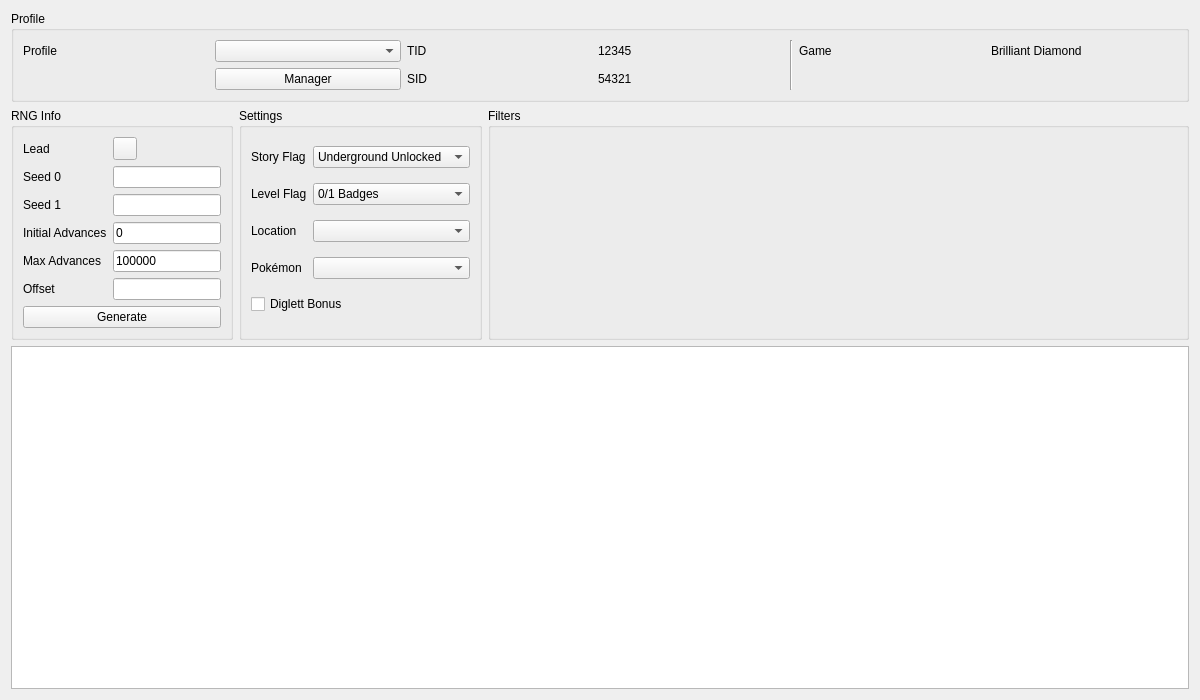
Above: Form/Gen8/Underground.ui from Admiral-Fish/PokeFinder before the change. Below: the same form after it.
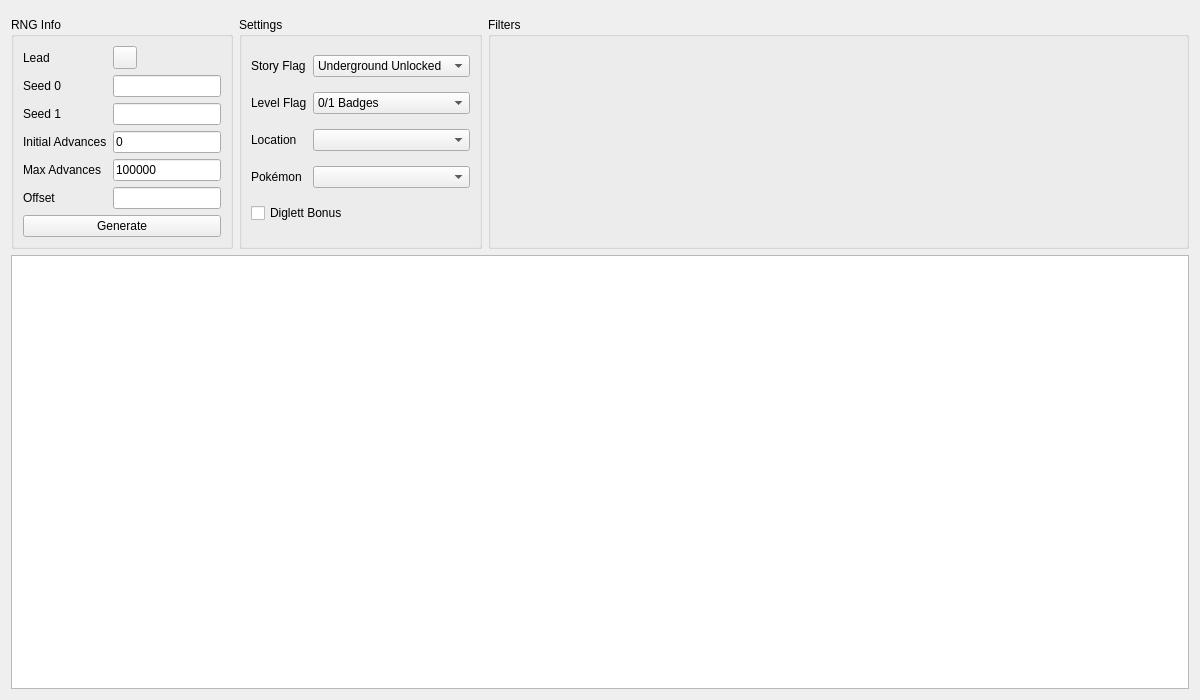
That is the form after the change. Custom widgets are drawn as their Qt base class.

Commit message: Refactor profile display

```diff
--- a/Form/Gen8/Underground.ui
+++ b/Form/Gen8/Underground.ui
@@ -15,78 +15,7 @@
   </property>
   <layout class="QGridLayout" name="gridLayout_45">
    <item row="0" column="0" colspan="3">
-    <widget class="QGroupBox" name="groupBoxProfile">
-     <property name="title">
-      <string>Profile</string>
-     </property>
-     <layout class="QGridLayout" name="gridLayout_44">
-      <item row="0" column="0">
-       <widget class="QLabel" name="labelProfile">
-        <property name="text">
-         <string>Profile</string>
-        </property>
-       </widget>
-      </item>
-      <item row="0" column="1">
-       <widget class="QComboBox" name="comboBoxProfiles"/>
-      </item>
-      <item row="1" column="1">
-       <widget class="QPushButton" name="pushButtonProfileManager">
-        <property name="text">
-         <string>Manager</string>
-        </property>
-       </widget>
-      </item>
-      <item row="0" column="2">
-       <widget class="QLabel" name="labelProfileTID">
-        <property name="text">
-         <string>TID</string>
-        </property>
-       </widget>
-      </item>
-      <item row="0" column="3">
-       <widget class="QLabel" name="labelProfileTIDValue">
-        <property name="text">
-         <string notr="true">12345</string>
-        </property>
-       </widget>
-      </item>
-      <item row="1" column="2">
-       <widget class="QLabel" name="labelProfileSID">
-        <property name="text">
-         <string>SID</string>
-        </property>
-       </widget>
-      </item>
-      <item row="1" column="3">
-       <widget class="QLabel" name="labelProfileSIDValue">
-        <property name="text">
-         <string notr="true">54321</string>
-        </property>
-       </widget>
-      </item>
-      <item row="0" column="4" rowspan="2">
-       <widget class="Line" name="line">
-        <property name="orientation">
-         <enum>Qt::Orientation::Vertical</enum>
-        </property>
-       </widget>
-      </item>
-      <item row="0" column="6">
-       <widget class="QLabel" name="labelProfileGame">
-        <property name="text">
-         <string>Game</string>
-        </property>
-       </widget>
-      </item>
-      <item row="0" column="7">
-       <widget class="QLabel" name="labelProfileGameValue">
-        <property name="text">
-         <string>Brilliant Diamond</string>
-        </property>
-       </widget>
-      </item>
-     </layout>
+    <widget class="ProfileDisplay8" name="profileDisplay" native="true">
     </widget>
    </item>
    <item row="1" column="0">
@@ -346,6 +275,17 @@
    <header>Form/Controls/Filter.hpp</header>
    <container>1</container>
   </customwidget>
+  <customwidget>
+   <class>ProfileDisplay8</class>
+   <extends>QWidget</extends>
+   <header>Form/Gen8/Profile/ProfileDisplay8.hpp</header>
+   <container>1</container>
+  </customwidget>
+  <customwidget>
+   <class>ComboBoxProxy</class>
+   <extends>QComboBox</extends>
+   <header>Form/Controls/ComboBoxProxy.hpp</header>
+  </customwidget>
   <customwidget>
    <class>ComboMenu</class>
    <extends>QToolButton</extends>
@@ -356,11 +296,6 @@
    <extends>QComboBox</extends>
    <header>Form/Controls/CheckList.hpp</header>
   </customwidget>
-  <customwidget>
-   <class>ComboBoxProxy</class>
-   <extends>QComboBox</extends>
-   <header>Form/Controls/ComboBoxProxy.hpp</header>
-  </customwidget>
  </customwidgets>
  <tabstops>
   <tabstop>comboBoxProfiles</tabstop>
```
Left out of the diff: 10 changed lines with no effect on the pictures. The commit also changes 110 other files.
